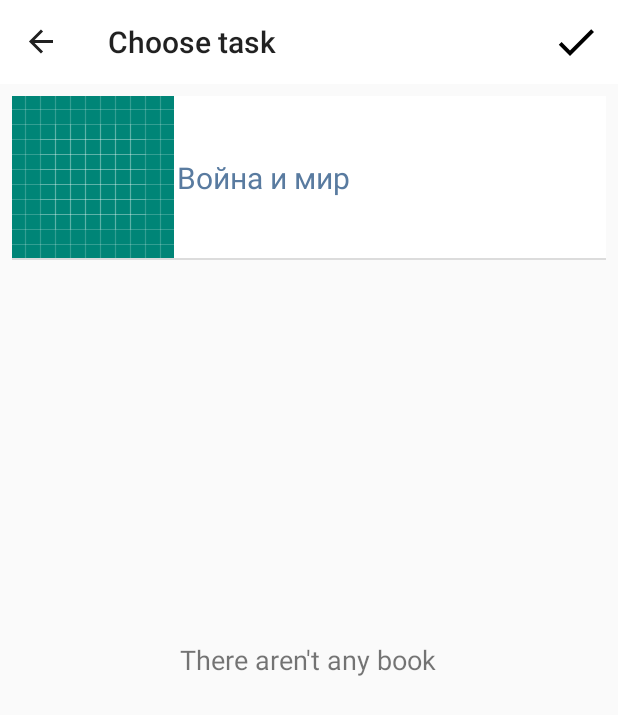
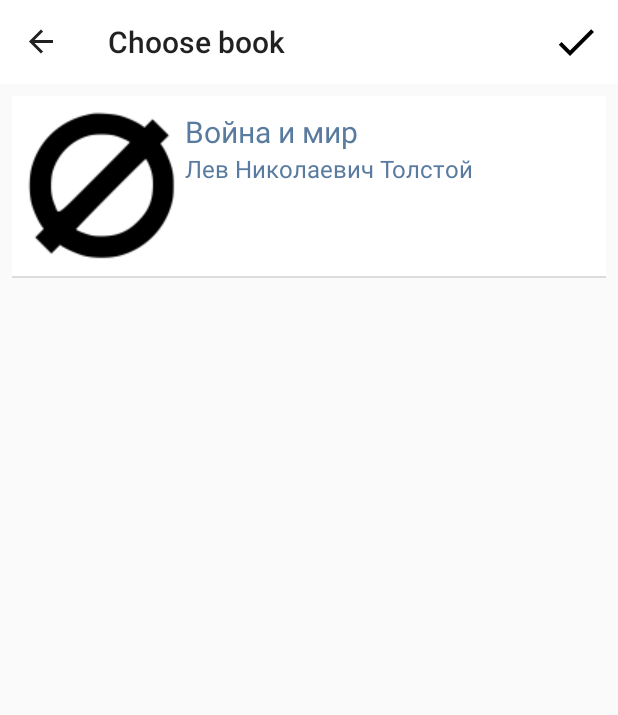
Before and after one commit to sergeychur/Android-Reader, an Android app: the BookChoiceFragment screen opened through its navigation route, on a phone screen of 412 x 824 dp. Shown: the top 715 px of the screen. Run offline under Robolectric (Android 15) with nearby library versions, the phone set to English and light mode, and no system bars; our stand-ins replace Firebase (no records; nobody signed in at launch, a user with empty details on screens opened directly), Room's generated code, data binding, navigation-ui; libraries missing offline, so code that uses them is left out: org.simpleframework.xml; pictures from the network do not load.

Commit message:
UI side of books selecting done

```diff
--- a/app/src/main/java/ru/tp_project/androidreader/model/data_models/Book.kt
+++ b/app/src/main/java/ru/tp_project/androidreader/model/data_models/Book.kt
@@ -1,16 +1,21 @@
 package ru.tp_project.androidreader.model.data_models
 
+import android.graphics.BitmapFactory
+import android.util.Base64
+import android.widget.ImageView
 import androidx.room.Entity
 import androidx.room.Index
 import androidx.room.PrimaryKey
+import ru.tp_project.androidreader.R
+import ru.tp_project.androidreader.view.book_viewer.PageContentsFragment
 
 @Entity(tableName = "book")
-data class Book (
+data class Book(
     @PrimaryKey(autoGenerate = true)
     val id: Int,
     val name: String,
     val photo: String,
-    val author : String,
+    val author: String,
 
     val date: String,
     val source: String,
@@ -24,4 +29,15 @@ data class Book (
 
     var pages: Int,
     var currPage: Int
-) : java.io.Serializable
+) : java.io.Serializable {
+
+    fun setImageToImageView(imageView: ImageView) {
+        val imageBytes = Base64.decode(photo, 0)
+        val image = BitmapFactory.decodeByteArray(imageBytes, 0, imageBytes.size)
+        if (image != null) {
+            imageView.setImageBitmap(image)
+        } else {
+            imageView.setImageResource(R.drawable.nocover)
+        }
+    }
+}
--- a/app/src/main/java/ru/tp_project/androidreader/view/NewTaskFragment.kt
+++ b/app/src/main/java/ru/tp_project/androidreader/view/NewTaskFragment.kt
@@ -58,6 +58,7 @@ class NewTaskFragment : Fragment() {
             val taskName = task_name_input.text.toString()
             if (viewDataBinding.viewmodel!!.validateTask(taskName)) {
                 viewDataBinding.viewmodel!!.addTask(taskName, context!!)
+                viewDataBinding.viewmodel!!.clearSelected()
                 findNavController().navigateUp()
             } else {
                 showInvalidTaskAlert()
--- a/app/src/main/java/ru/tp_project/androidreader/view/books_choise_list/BooksChoiceListViewHolder.kt
+++ b/app/src/main/java/ru/tp_project/androidreader/view/books_choise_list/BooksChoiceListViewHolder.kt
@@ -5,16 +5,16 @@ import androidx.recyclerview.widget.RecyclerView
 
 
 import ru.tp_project.androidreader.BR
+import ru.tp_project.androidreader.R
 import ru.tp_project.androidreader.model.data_models.Book
-import ru.tp_project.androidreader.view_models.NewTaskViewModel
 
 class BooksChoiceListViewHolder(
-    private val dataBinding: ViewDataBinding,
-    @Suppress("unused") private val booksListViewModel: NewTaskViewModel
+    private val dataBinding: ViewDataBinding
 ) : RecyclerView.ViewHolder(dataBinding.root) {
 
     fun setup(itemData: Book) {
         dataBinding.setVariable(BR.data, itemData)
         dataBinding.executePendingBindings()
+        itemData.setImageToImageView(itemView.findViewById(R.id.bookPreview))
     }
 }
--- a/app/src/main/java/ru/tp_project/androidreader/view/task_books_choise_list/BookChoiceFragment.kt
+++ b/app/src/main/java/ru/tp_project/androidreader/view/task_books_choise_list/BookChoiceFragment.kt
@@ -73,7 +73,7 @@ class BookChoiceFragment : Fragment() {
         viewDataBinding.viewmodel?.booksFromShelf?.observe(viewLifecycleOwner, Observer {
             adapter.updateBooksList(it)
         })
-        viewDataBinding.viewmodel?.empty?.observe(viewLifecycleOwner, Observer {
+        viewDataBinding.viewmodel?.emptyToChoose?.observe(viewLifecycleOwner, Observer {
             books_to_choose_empty_text.visibility = if (it) View.VISIBLE else View.GONE
         })
     }
--- a/app/src/main/java/ru/tp_project/androidreader/view/task_books_choise_list/BooksChoiceViewHolder.kt
+++ b/app/src/main/java/ru/tp_project/androidreader/view/task_books_choise_list/BooksChoiceViewHolder.kt
@@ -1,7 +1,6 @@
 package ru.tp_project.androidreader.view.task_books_choise_list
 
 
-import android.widget.TextView
 import androidx.databinding.ViewDataBinding
 import androidx.recyclerview.widget.RecyclerView
 import ru.tp_project.androidreader.BR
@@ -15,9 +14,9 @@ class BooksChoiceViewHolder(private val dataBinding: ViewDataBinding) :
     private var itemSelectedListener: OnItemSelectedListener? = null
 
     fun bind(itemData: SelectableItem, listener: OnItemSelectedListener) {
-        dataBinding.setVariable(BR.data, itemData.book.name)
+        dataBinding.setVariable(BR.data, itemData.book)
         dataBinding.executePendingBindings()
-        itemView.findViewById<TextView>(R.id.book_choice_name).text = itemData.book.name
+        itemData.book.setImageToImageView(itemView.findViewById(R.id.BookChoicePreview))
         data = itemData
         itemView.isActivated = data!!.isSelected
         itemSelectedListener = listener
--- a/app/src/main/java/ru/tp_project/androidreader/view_models/NewTaskViewModel.kt
+++ b/app/src/main/java/ru/tp_project/androidreader/view_models/NewTaskViewModel.kt
@@ -14,9 +14,11 @@ import ru.tp_project.androidreader.view.task_books_choise_list.BooksChoiceViewHo
 class NewTaskViewModel : BaseViewModel() {
     private val selectedBooks = MutableLiveData<ArrayList<Book>>()
     val booksFromShelf = MutableLiveData<List<BooksChoiceViewHolder.SelectableItem>>()
+    var emptyToChoose = MutableLiveData<Boolean>()
 
     init {
         empty.value = true
+        emptyToChoose.value = true
         booksFromShelf.value = emptyList()
     }
 
@@ -47,9 +49,9 @@ class NewTaskViewModel : BaseViewModel() {
                     }
                 }
                 booksFromShelf.postValue(list)
-                empty.postValue(shelfBooks.isEmpty())
+                emptyToChoose.postValue(shelfBooks.isEmpty())
             } else {
-                empty.postValue(true)
+                emptyToChoose.postValue(true)
             }
         }
     }
@@ -64,7 +66,14 @@ class NewTaskViewModel : BaseViewModel() {
         selectedBooks.value = selectedBooks.value
 
         if (selectedBooks.value!!.size == 0) {
-            empty.value = true
+            empty.postValue(true)
         }
     }
+
+    fun clearSelected() {
+        if (selectedBooks.value != null) {
+            selectedBooks.value?.clear()
+        }
+        empty.postValue(true)
+    }
 }
--- a/app/src/main/res/drawable/book_choice_background.xml
+++ b/app/src/main/res/drawable/book_choice_background.xml
@@ -1,5 +1,5 @@
 <?xml version="1.0" encoding="utf-8"?>
 <selector xmlns:android="http://schemas.android.com/apk/res/android">
-    <item android:drawable="@android:color/holo_blue_light" android:state_activated="true" />
+    <item android:drawable="@color/selected" android:state_activated="true" />
     <item android:drawable="@android:color/white" />
 </selector>
--- a/app/src/main/res/layout/fragment_choice_book.xml
+++ b/app/src/main/res/layout/fragment_choice_book.xml
@@ -24,7 +24,7 @@
         android:layout_centerInParent="true"
         android:text="@string/no_selected_books"
         android:textSize="18sp"
-        android:visibility="@{safeUnbox(viewmodel.empty) ? View.VISIBLE : View.GONE}" />
+        android:visibility="@{safeUnbox(viewmodel.emptyToChoose) ? View.VISIBLE : View.GONE}" />
 
 </RelativeLayout>
 
--- a/app/src/main/res/layout/task_books_selection_list_item.xml
+++ b/app/src/main/res/layout/task_books_selection_list_item.xml
@@ -3,45 +3,52 @@
 <layout xmlns:android="http://schemas.android.com/apk/res/android">
 
     <data>
-        <import type="android.view.View" />
-
         <variable
-            name="book"
-            type="String" />
+            name="data"
+            type="ru.tp_project.androidreader.model.data_models.Book" />
     </data>
 
-    <GridLayout
+    <LinearLayout
         android:id="@+id/book_choice_header_container"
-        android:background="@drawable/book_choice_background"
         android:layout_width="match_parent"
         android:layout_height="wrap_content"
+        android:background="@drawable/book_choice_background"
         android:columnCount="2"
-        android:orientation="vertical"
+        android:orientation="horizontal"
+        android:padding="10dp"
         android:rowCount="2">
 
         <ImageView
             android:id="@+id/BookChoicePreview"
             android:layout_width="wrap_content"
             android:layout_height="wrap_content"
-            android:layout_row="0"
-            android:layout_rowSpan="2"
-            android:layout_column="0"
             android:layout_gravity="fill_vertical"
             android:contentDescription="@string/book_image"
             android:src="@drawable/ic_launcher_background" />
 
-        <TextView
-            android:id="@+id/book_choice_name"
+        <LinearLayout
             android:layout_width="match_parent"
-            android:layout_height="match_parent"
-            android:layout_row="0"
-            android:layout_rowWeight="2"
-            android:layout_column="1"
-            android:layout_gravity="center_vertical"
-            android:layout_marginStart="2dp"
-            android:gravity="center_vertical"
-            android:text="@{book}"
-            android:textColor="@color/colorPrimaryBlue"
-            android:textSize="20sp" />
-    </GridLayout>
+            android:layout_height="wrap_content"
+            android:orientation="vertical">
+
+            <TextView
+                android:id="@+id/book_choice_name"
+                android:layout_width="match_parent"
+                android:layout_height="wrap_content"
+                android:layout_marginStart="5dp"
+                android:text="@{data.name}"
+                android:textColor="@color/colorPrimaryBlue"
+                android:textSize="20sp" />
+
+            <TextView
+                android:id="@+id/book_choice_author"
+                android:layout_width="match_parent"
+                android:layout_height="wrap_content"
+                android:layout_marginStart="5dp"
+                android:text="@{data.author}"
+                android:textColor="@color/colorPrimaryBlue"
+                android:textSize="16sp" />
+
+        </LinearLayout>
+    </LinearLayout>
 </layout>
--- a/app/src/main/res/navigation/routes.xml
+++ b/app/src/main/res/navigation/routes.xml
@@ -59,7 +59,7 @@
     <fragment
         android:id="@+id/booksChoiceFragment"
         android:name="ru.tp_project.androidreader.view.task_books_choise_list.BookChoiceFragment"
-        android:label="Choose task"
+        android:label="@string/book_choice_title"
         tools:layout="@layout/fragment_new_task" />
     <fragment
         android:id="@+id/settingsFragment"
--- a/app/src/main/res/values/colors.xml
+++ b/app/src/main/res/values/colors.xml
@@ -6,5 +6,6 @@
     <color name="colorPrimaryBlue">#597BA0</color>
     <color name="colorPrimaryGray">#DBD9D9</color>
     <color name="darkBackground">#FF424242</color>
+    <color name="selected">#80D8FF</color>
     <color name="black">#000000</color>
 </resources>
--- a/app/src/main/res/values/strings.xml
+++ b/app/src/main/res/values/strings.xml
@@ -67,5 +67,6 @@
     <string name="download">Download</string>
     <string name="user_avatar">user avatar</string>
     <string name="no_shelf_books">There aren\'t any book</string>
+    <string name="book_choice_title">Choose book</string>
     >>>>>>> 87597dede1fd762d4c6f776e20ec0bb610357d2f
 </resources>
```
Also changed, not shown: app/src/main/java/ru/tp_project/androidreader/view/books_choise_list/BooksChoiceListAdapter.kt (+4 -6 lines), app/src/main/res/layout/fragment_book_shelve.xml (+5 -3 lines), app/src/main/res/layout/view_books_choice_list_book.xml (+8 -18 lines), 1 other file.
